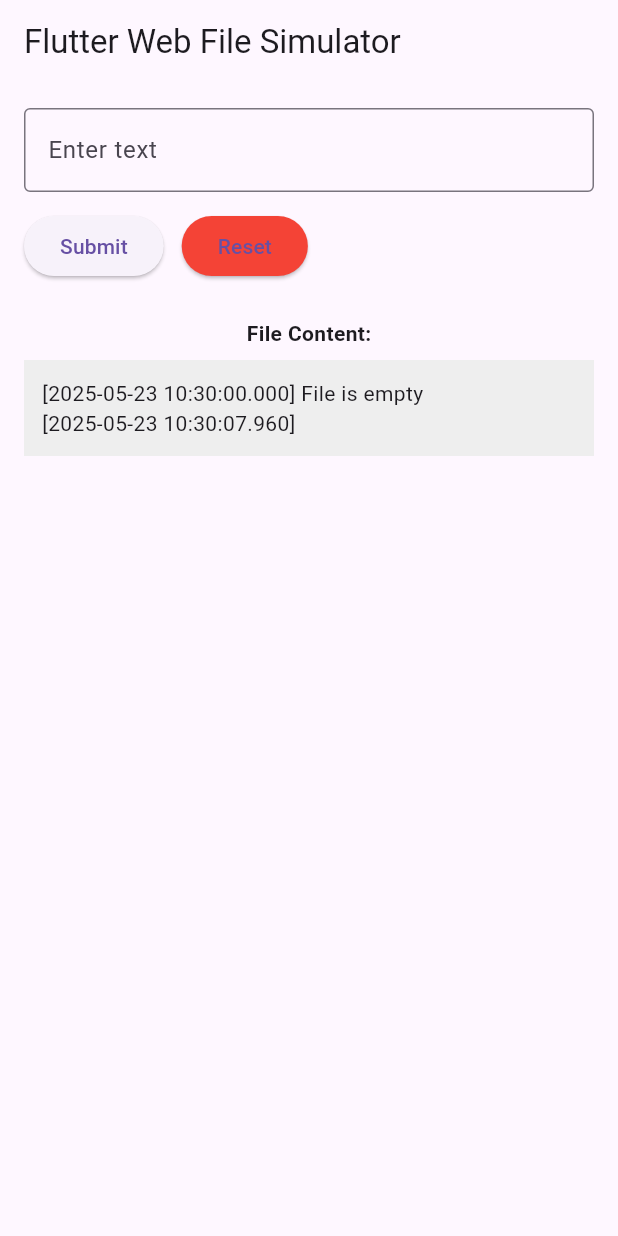
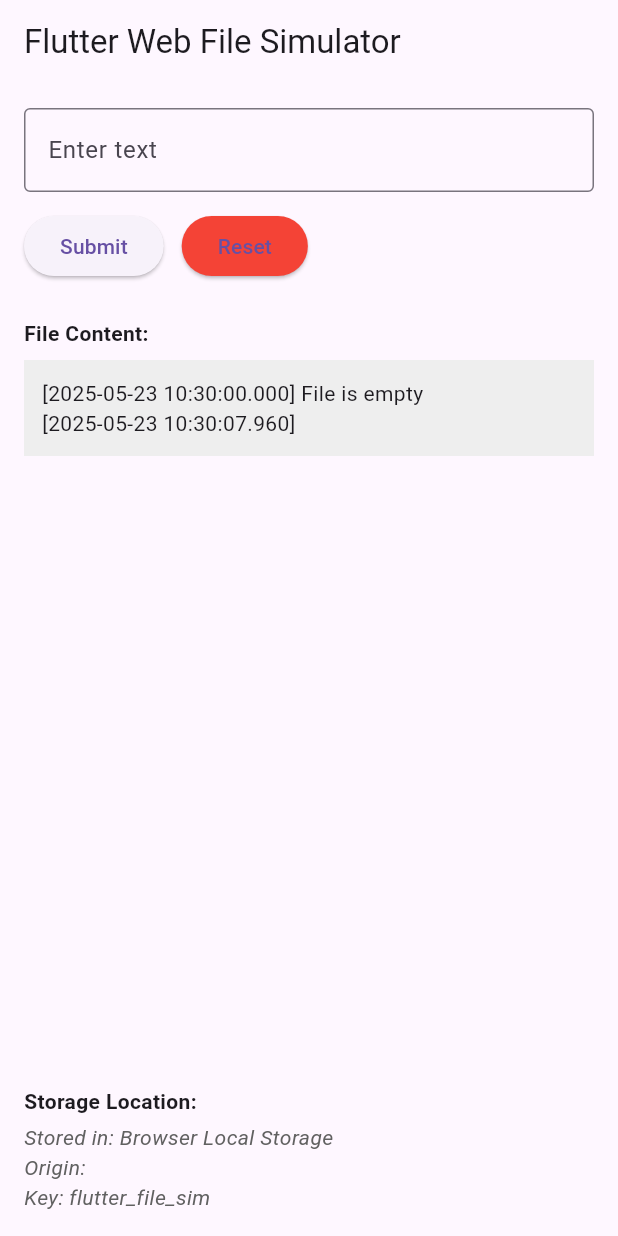
Before and after one commit to chack0/kubernetes-test, a Flutter app: the screen it shows after launch, after a tap on "Submit", on a phone screen of 412 x 824 dp. Run offline on Flutter 3.47's test engine with Material 3 defaults, Android fonts, the phone set to English and light mode, and no system bars; missing offline and left inert: dart:html.

Commit message:
added file path code

```diff
--- a/lib/main.dart
+++ b/lib/main.dart
@@ -29,17 +29,30 @@
 class _FileSimulatorPageState extends State<FileSimulatorPage> {
   final TextEditingController _controller = TextEditingController();
   String content = '';
+  // New variable to hold the storage location information
+  String storageLocationInfo = '';
 
   @override
   void initState() {
     super.initState();
+    _updateStorageLocationInfo(); // Set the storage location info on init
     _loadInitialContent();
+  }
+
+  // Helper method to set the storage location details
+  void _updateStorageLocationInfo() {
+    // In Flutter Web, localStorage is tied to the browser's origin (URL)
+    // There isn't a traditional 'file path'. We show the origin and the key.
+    setState(() {
+      storageLocationInfo =
+          'Stored in: Browser Local Storage\nOrigin: ${html.window.location.origin}\nKey: ${MyApp.storageKey}';
+    });
   }
 
   void _loadInitialContent() {
     final savedContent = html.window.localStorage[MyApp.storageKey];
     if (savedContent == null) {
-      _resetFile(); // First time - set default
+      _resetFile(); // First time - set default content
     } else {
       setState(() {
         content = savedContent;
@@ -74,6 +87,8 @@
       body: Padding(
         padding: const EdgeInsets.all(16.0),
         child: Column(
+          crossAxisAlignment:
+              CrossAxisAlignment.start, // Align content to the start
           children: [
             TextField(
               controller: _controller,
@@ -113,40 +128,20 @@
                 ),
               ),
             ),
+            const SizedBox(height: 16), // Space before location info
+            const Text(
+              'Storage Location:',
+              style: TextStyle(fontWeight: FontWeight.bold),
+            ),
+            const SizedBox(height: 4),
+            Text(
+              storageLocationInfo,
+              style: TextStyle(
+                  fontStyle: FontStyle.italic, color: Colors.grey[700]),
+            ),
           ],
         ),
       ),
     );
   }
 }
-
-// // lib/main.dart
-
-// import 'package:flutter/material.dart';
-// import 'web_iframe.dart'; // Import the helper
-
-// void main() {
-//   runApp(MyApp());
-// }
-
-// class MyApp extends StatelessWidget {
-//   final String viewId = 'my-iframe';
-//   final String url = 'https://flutter.dev'; // Use an embeddable URL
-
-//   MyApp({super.key}) {
-//     registerIFrame(viewId, url); // Register the iframe
-//   }
-
-//   @override
-//   Widget build(BuildContext context) {
-//     return MaterialApp(
-//       title: 'Chacko Kubernetes Test',
-//       home: Scaffold(
-//         appBar: AppBar(title: const Text('Jacob Chacko 123 Kubernetes')),
-//         body: const SizedBox.expand(
-//           child: HtmlElementView(viewType: 'my-iframe'),
-//         ),
-//       ),
-//     );
-//   }
-// }
```
